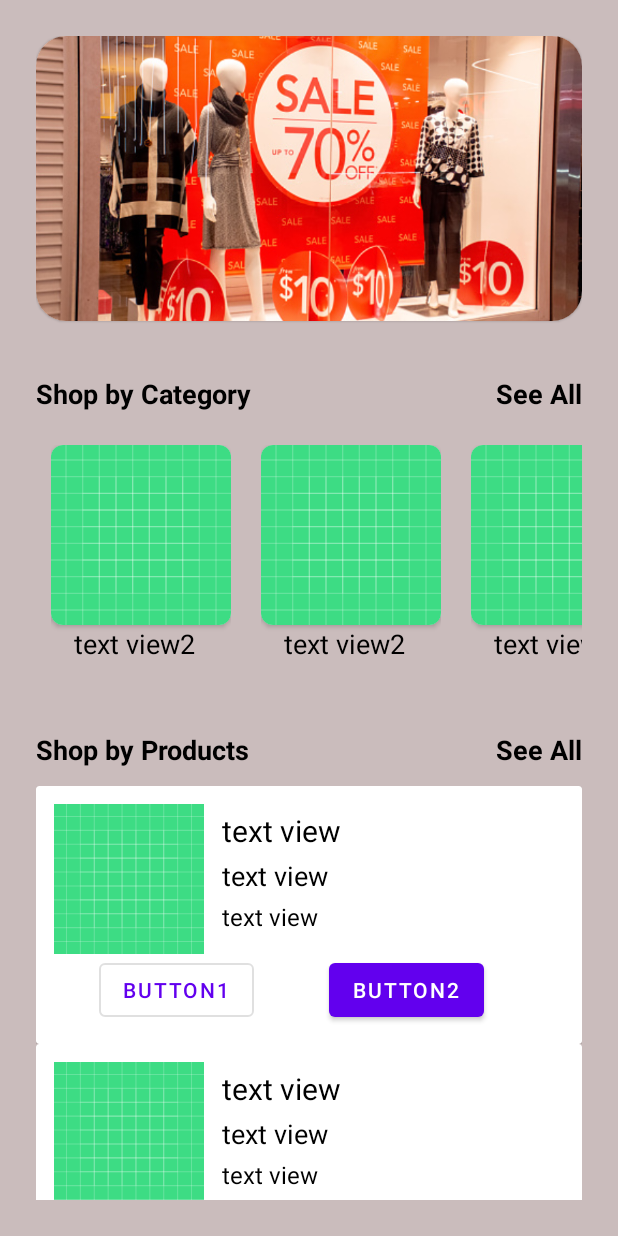
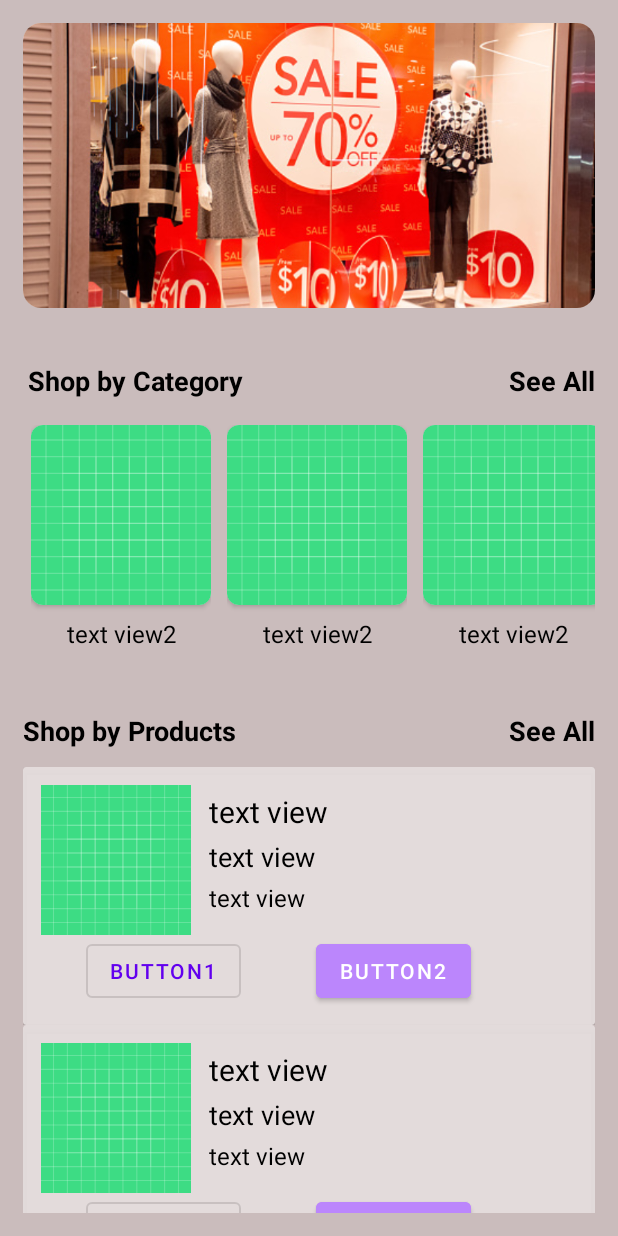
Before and after one commit to huzaifitoo/ecom-user, an Android app: the layout fragment_home.xml on its own in the app's theme, with its tools: preview values and no code run, on a phone screen of 412 x 824 dp. Run offline under Robolectric (Android 15) with nearby library versions, the phone set to English and light mode, and no system bars.

Commit message:
category adapter modifies--- huzaif

```diff
--- a/app/src/main/java/com/example/ecommerceapp/Adapter/CategoryAdapter.kt
+++ b/app/src/main/java/com/example/ecommerceapp/Adapter/CategoryAdapter.kt
@@ -27,12 +27,12 @@ class CategoryAdapter(var context: Context, var list: ArrayList<CategoryModal>)
     }
 
     override fun onBindViewHolder(holder: CategoryViewHolder, position: Int) {
-        holder.binding.textview2.text = list[position].cat
+        holder.binding.textview2.text = list[position].cate
         Glide.with(context).load(list[position].img).into(holder.binding.imageview)
 
         holder.itemView.setOnClickListener {
             val intent = Intent(context, CategoryActivity::class.java)
-            intent.putExtra("cat", list[position].cat)
+            intent.putExtra("cat", list[position].cate)
             context.startActivity(intent)
         }
 
--- a/app/src/main/java/com/example/ecommerceapp/Adapter/ProductAdapter.kt
+++ b/app/src/main/java/com/example/ecommerceapp/Adapter/ProductAdapter.kt
@@ -9,6 +9,7 @@ import com.bumptech.glide.Glide
 import com.example.ecommerceapp.Fragment.Modal.AddProductModal
 import com.example.ecommerceapp.ProductDetailsActivity
 import com.example.ecommerceapp.databinding.LayoutProductItemBinding
+
 
 class ProductAdapter(val context: Context, val list : ArrayList<AddProductModal>) :
     RecyclerView.Adapter<ProductAdapter.ProductViewHolder>() {
--- a/app/src/main/java/com/example/ecommerceapp/Fragment/HomeFragment.kt
+++ b/app/src/main/java/com/example/ecommerceapp/Fragment/HomeFragment.kt
@@ -27,6 +27,8 @@ class HomeFragment : Fragment() {
     ): View? {
 
         binding = FragmentHomeBinding.inflate(layoutInflater)
+
+
 
         val preferences =
             requireContext().getSharedPreferences("info", AppCompatActivity.MODE_PRIVATE)
--- a/app/src/main/java/com/example/ecommerceapp/Fragment/Modal/CategoryModal.kt
+++ b/app/src/main/java/com/example/ecommerceapp/Fragment/Modal/CategoryModal.kt
@@ -1,6 +1,6 @@
 package com.example.ecommerceapp.Fragment.Modal
 
 data class CategoryModal(
-    var cat : String? = "",
+    var cate : String? = "",
     var img : String? = ""
 )
--- a/app/src/main/java/com/example/ecommerceapp/ProductDetailsActivity.kt
+++ b/app/src/main/java/com/example/ecommerceapp/ProductDetailsActivity.kt
@@ -73,7 +73,7 @@ class ProductDetailsActivity : AppCompatActivity() {
         if (productDao.isExit(proId) != null) {
             binding.textView10.text = "Go to Cart"
         } else {
-            binding.textView10.text = " Add to Cart"
+            binding.textView10.text = "Add to Cart"
         }
 
         binding.textView10.setOnClickListener {
--- a/app/src/main/res/layout/fragment_home.xml
+++ b/app/src/main/res/layout/fragment_home.xml
@@ -6,7 +6,7 @@
     android:layout_height="match_parent"
     android:background="#CABCBC"
     android:orientation="vertical"
-    android:padding="24dp"
+    android:padding="15dp"
     tools:context=".Fragment.HomeFragment">
 
     <androidx.core.widget.NestedScrollView
@@ -18,10 +18,11 @@
             android:layout_height="match_parent"
             android:orientation="vertical">
 
+
             <com.google.android.material.card.MaterialCardView
                 android:layout_width="match_parent"
                 android:layout_height="190dp"
-                app:cardCornerRadius="20dp">
+                app:cardCornerRadius="12dp">
 
                 <ImageView
                     android:id="@+id/sliderimage"
@@ -41,6 +42,7 @@
                     android:id="@+id/tv_shopcat"
                     android:layout_width="wrap_content"
                     android:layout_height="wrap_content"
+                    android:layout_marginStart="3dp"
                     android:text="Shop by Category"
                     android:textColor="@color/black"
                     android:textSize="18sp"
@@ -96,12 +98,12 @@
             <androidx.recyclerview.widget.RecyclerView
                 android:id="@+id/rc_products"
                 android:layout_width="match_parent"
-                android:layout_height="wrap_content"
+                android:layout_height="match_parent"
                 android:layout_marginTop="12dp"
+                android:nestedScrollingEnabled="true"
                 app:layoutManager="androidx.recyclerview.widget.LinearLayoutManager"
                 tools:listitem="@layout/layout_product_item" />
 
         </LinearLayout>
     </androidx.core.widget.NestedScrollView>
-
 </LinearLayout>
--- a/app/src/main/res/layout/layout_category_item.xml
+++ b/app/src/main/res/layout/layout_category_item.xml
@@ -1,9 +1,9 @@
 <?xml version="1.0" encoding="utf-8"?>
 <androidx.constraintlayout.widget.ConstraintLayout xmlns:android="http://schemas.android.com/apk/res/android"
+    xmlns:app="http://schemas.android.com/apk/res-auto"
     android:layout_width="wrap_content"
     android:layout_height="wrap_content"
-    android:layout_margin="10dp"
-    xmlns:app="http://schemas.android.com/apk/res-auto">
+    android:layout_margin="5dp">
 
 
     <androidx.cardview.widget.CardView
@@ -20,7 +20,7 @@
             android:layout_width="match_parent"
             android:layout_height="match_parent"
             android:scaleType="centerCrop"
-           android:src= "@drawable/ic_launcher_background" />
+            android:src="@drawable/ic_launcher_background" />
 
     </androidx.cardview.widget.CardView>
 
@@ -28,11 +28,12 @@
         android:id="@+id/textview2"
         android:layout_width="wrap_content"
         android:layout_height="wrap_content"
-        android:layout_marginEnd="24dp"
+        android:layout_marginTop="8dp"
         android:text="text view2"
         android:textColor="@color/black"
-        android:textSize="18sp"
+        android:textSize="16sp"
         app:layout_constraintEnd_toEndOf="@+id/cardView"
+        app:layout_constraintStart_toStartOf="@+id/cardView"
         app:layout_constraintTop_toBottomOf="@+id/cardView" />
 
 
--- a/app/src/main/res/layout/layout_product_item.xml
+++ b/app/src/main/res/layout/layout_product_item.xml
@@ -1,20 +1,20 @@
 <?xml version="1.0" encoding="utf-8"?>
 <RelativeLayout xmlns:android="http://schemas.android.com/apk/res/android"
-    xmlns:tools="http://schemas.android.com/tools"
     android:layout_width="match_parent"
     android:layout_height="wrap_content"
     android:orientation="horizontal">
 
     <androidx.cardview.widget.CardView
         android:layout_width="match_parent"
-        android:layout_height="wrap_content">
+        android:layout_height="wrap_content"
+        android:backgroundTint="#EEE6DEDE">
 
         <RelativeLayout
             android:id="@+id/rlitemprod"
+            android:layout_width="match_parent"
+            android:layout_height="wrap_content"
             android:layout_margin="8dp"
-            android:padding="4dp"
-            android:layout_width="match_parent"
-            android:layout_height="wrap_content">
+            android:padding="4dp">
 
             <ImageView
                 android:id="@+id/image_view"
@@ -74,6 +74,7 @@
                 android:id="@+id/button2"
                 android:layout_width="wrap_content"
                 android:layout_height="wrap_content"
+                android:backgroundTint="@color/purple_200"
                 android:layout_below="@id/image_view"
                 android:layout_marginHorizontal="20dp"
                 android:layout_toRightOf="@id/button1"
```
Lines whose indentation alone changed are shown as unchanged.
